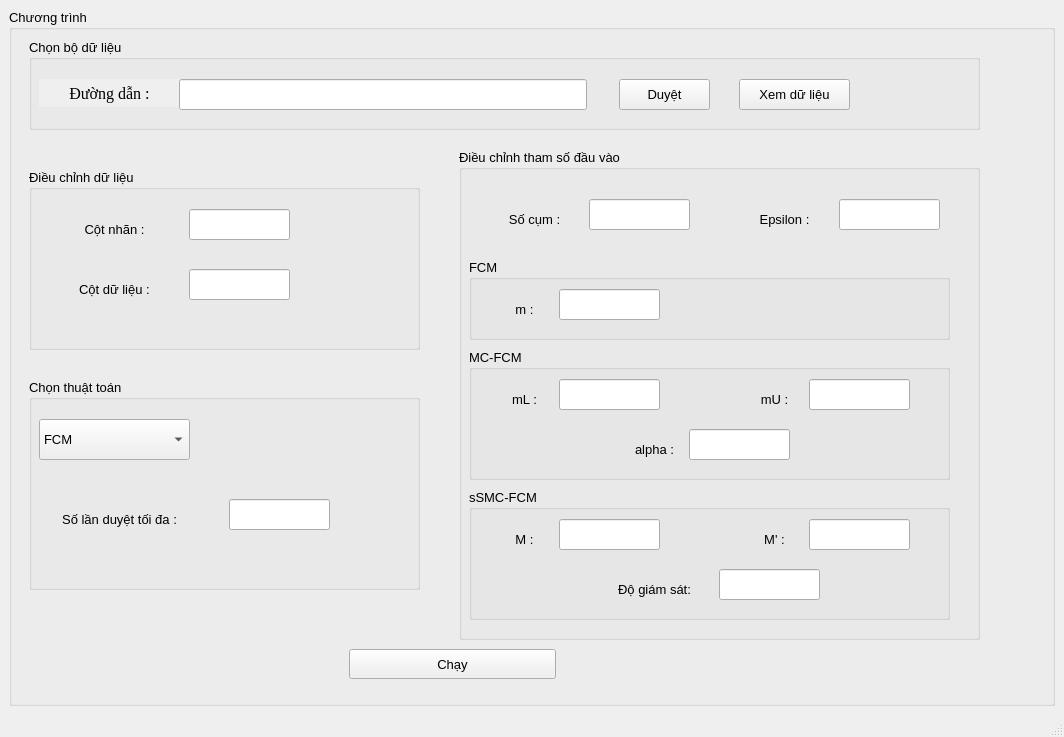
Old version of the form designer/Project1_UI.ui in the repository QuanBKIT1/Project1.
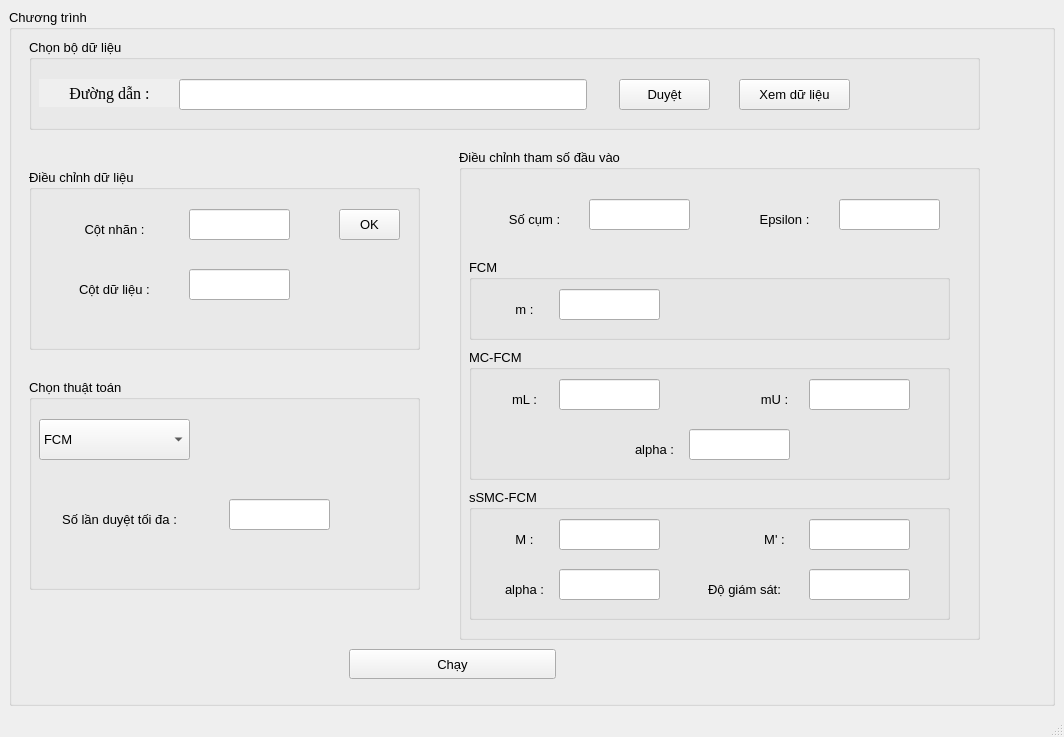
New version of the form.

Diff of the .ui file:
```diff
--- a/designer/Project1_UI.ui
+++ b/designer/Project1_UI.ui
@@ -97,6 +97,19 @@
          </rect>
         </property>
        </widget>
+       <widget class="QPushButton" name="okButton">
+        <property name="geometry">
+         <rect>
+          <x>310</x>
+          <y>40</y>
+          <width>61</width>
+          <height>31</height>
+         </rect>
+        </property>
+        <property name="text">
+         <string>OK</string>
+        </property>
+       </widget>
       </widget>
       <widget class="QGroupBox" name="groupBox_3">
        <property name="geometry">
@@ -364,7 +377,7 @@
         <widget class="QLabel" name="label_15">
          <property name="geometry">
           <rect>
-           <x>110</x>
+           <x>200</x>
            <y>80</y>
            <width>151</width>
            <height>41</height>
@@ -380,7 +393,33 @@
         <widget class="QLineEdit" name="rateText">
          <property name="geometry">
           <rect>
-           <x>250</x>
+           <x>340</x>
+           <y>80</y>
+           <width>101</width>
+           <height>31</height>
+          </rect>
+         </property>
+        </widget>
+        <widget class="QLabel" name="label_16">
+         <property name="geometry">
+          <rect>
+           <x>10</x>
+           <y>80</y>
+           <width>91</width>
+           <height>41</height>
+          </rect>
+         </property>
+         <property name="text">
+          <string>alpha :</string>
+         </property>
+         <property name="alignment">
+          <set>Qt::AlignCenter</set>
+         </property>
+        </widget>
+        <widget class="QLineEdit" name="alphaText2">
+         <property name="geometry">
+          <rect>
+           <x>90</x>
            <y>80</y>
            <width>101</width>
            <height>31</height>
```
Left out of the diff: 68 changed lines with no effect on the pictures.
